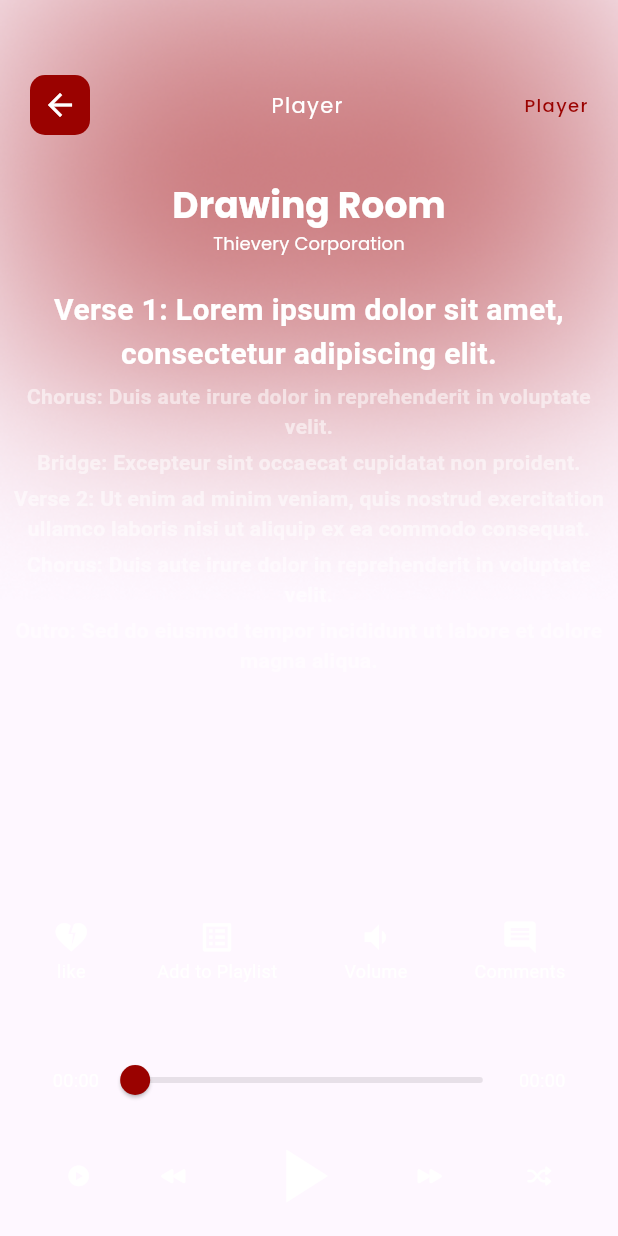
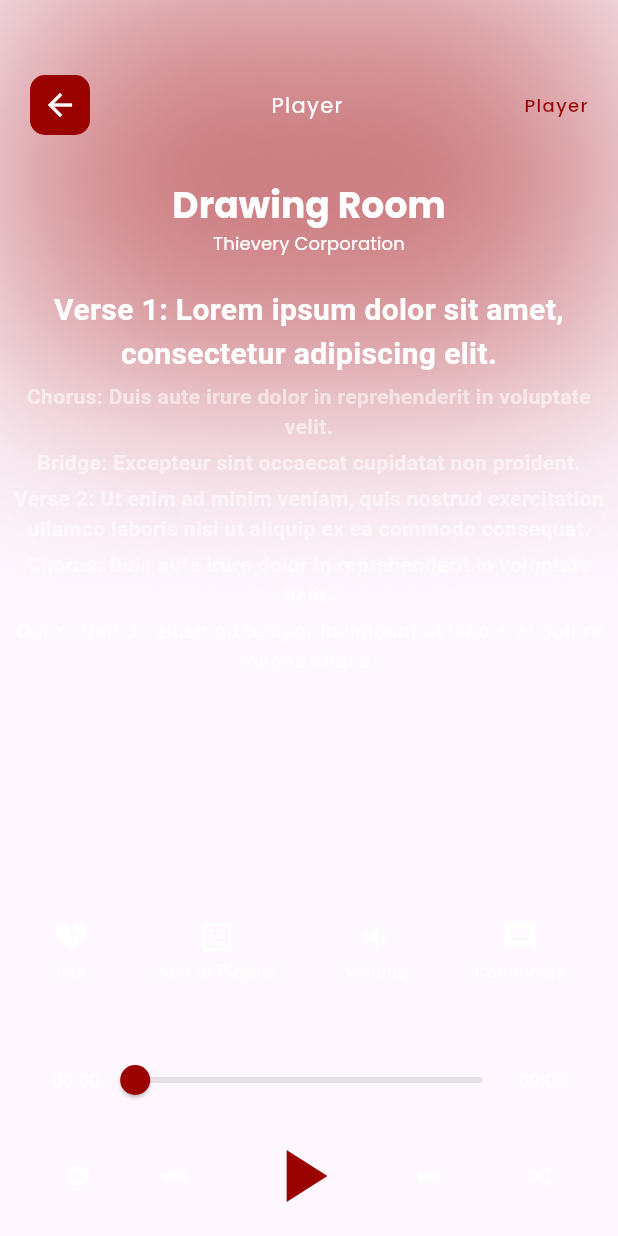
Before and after one commit to MuhammadHashamKhan1999/hiphop, a Flutter app: the MusicPlayer screen opened directly, after a tap on "Lyrics", on a phone screen of 412 x 824 dp. Run offline on Flutter 3.47's test engine with Material 3 defaults, Android fonts, the phone set to English and light mode, and no system bars; our stand-ins replace audioplayers, carousel_slider, email_validator, firebase_auth, firebase_core, fluentui_system_icons and 8 more; accounts and stored records are empty; network calls fail; project files that could hold a hidden picture were left out.

Commit message:
minor fix

```diff
--- a/lib/screens/music_player_screen.dart
+++ b/lib/screens/music_player_screen.dart
@@ -323,6 +323,9 @@ class _MusicPlayerState extends State<MusicPlayer> with SingleTickerProviderStat
                         builder: (BuildContext context, AsyncSnapshot<double> snapshot) {
                           final progress = snapshot.data;
                           _currentSeek = progress != null ? progress * 100.0 : 0;
+                          if(_currentSeek.isNaN) {
+                            _currentSeek = 0.0;
+                          }
                           return Expanded(
                             child: Slider(
                               min: 0.0,
@@ -405,7 +408,7 @@ class _MusicPlayerState extends State<MusicPlayer> with SingleTickerProviderStat
                               _playPauseIcon,
                               size: 60,
                               weight: 20,
-                              color: AppColors.textWhiteColor,
+                              color: AppColors.buttonBackgroundColor,
                             ),
                           )
                       ),
--- a/lib/utils/audio_player_manager.dart
+++ b/lib/utils/audio_player_manager.dart
@@ -38,6 +38,7 @@ class AudioPlayerManager {
   }
 
   void dispose() {
+    stop();
     _audioPlayer.dispose();
   }
 }
```
